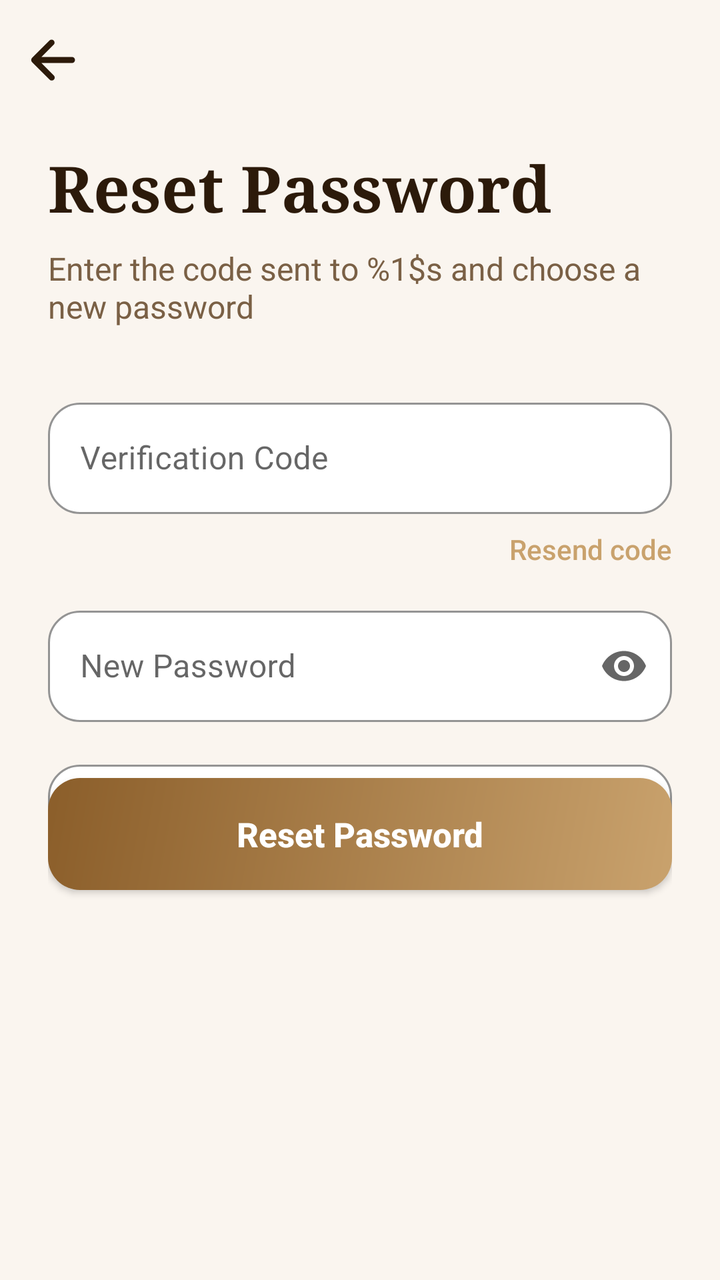
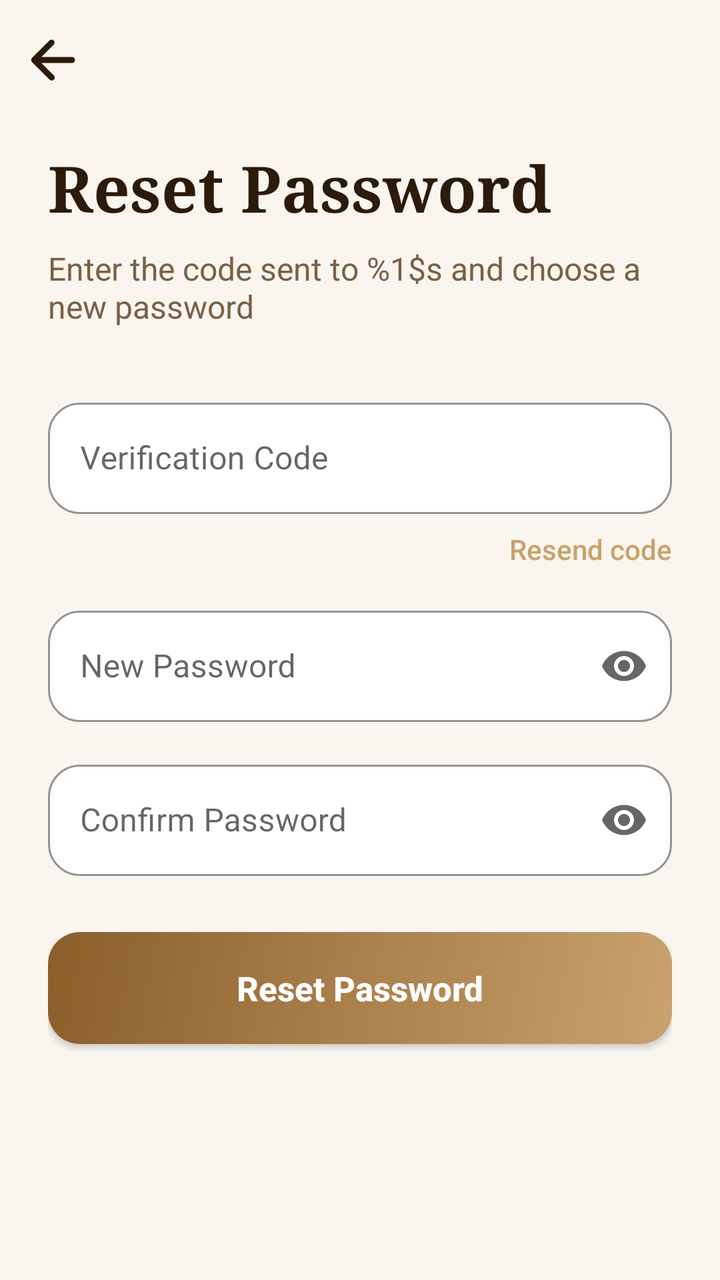

Screens rendered from an Android XML layout before and after an edit, with the pre-edit source and the edit as a unified diff.
<!-- AndroidManifest.xml: application theme Theme.Lustre -->
<!-- res/layout/activity_reset_password.xml -->
<?xml version="1.0" encoding="utf-8"?>
<androidx.constraintlayout.widget.ConstraintLayout xmlns:android="http://schemas.android.com/apk/res/android"
    android:layout_width="match_parent"
    android:layout_height="match_parent"
    android:background="@color/cream_bg"
    xmlns:app="http://schemas.android.com/apk/res-auto"
    >
    <ImageButton
        android:layout_width="36dp"
        android:layout_height="36dp"
        android:id="@+id/btn_back"
        android:background="?attr/selectableItemBackgroundBorderless"
        android:contentDescription="@string/back_to_login"
        android:src="@drawable/back_icon"
        app:layout_constraintTop_toTopOf="parent"
        app:layout_constraintStart_toStartOf="parent"
        app:tint="@color/text_dark"
        android:layout_marginTop="12dp"
        android:layout_marginStart="6dp"
        />
    <androidx.constraintlayout.widget.ConstraintLayout
        android:layout_width="match_parent"
        android:layout_height="match_parent"
        app:layout_constraintTop_toBottomOf="@id/btn_back"
        android:padding="24dp"
        >
        <TextView
            android:layout_width="wrap_content"
            android:layout_height="wrap_content"
            android:id="@+id/tv_title"
            android:layout_marginTop="48dp"
            android:fontFamily="serif"
            android:text="@string/reset_password_button"
            android:textColor="@color/text_dark"
            android:textSize="32sp"
            android:textStyle="bold"
            app:layout_constraintStart_toStartOf="parent"
            app:layout_constraintTop_toTopOf="parent"
            />
        <TextView
            android:layout_width="0dp"
            android:layout_height="wrap_content"
            android:id="@+id/tv_subtitle"
            android:layout_marginTop="8dp"
            android:fontFamily="sans-serif"
            android:text="@string/reset_subtitle"
            android:textColor="@color/text_medium"
            android:textSize="16sp"
            app:layout_constraintStart_toStartOf="parent"
            app:layout_constraintEnd_toEndOf="parent"
            app:layout_constraintTop_toBottomOf="@id/tv_title"
            />
        <com.google.android.material.textfield.TextInputLayout
            android:layout_width="match_parent"
            android:layout_height="wrap_content"
            style="@style/Widget.MaterialComponents.TextInputLayout.OutlinedBox"
            android:id="@+id/til_otp"
            android:layout_marginTop="32dp"
            android:hint="@string/verification_code"
            app:boxBackgroundColor="@color/white"
            app:boxCornerRadiusBottomEnd="16dp"
            app:boxCornerRadiusBottomStart="16dp"
            app:boxCornerRadiusTopEnd="16dp"
            app:boxCornerRadiusTopStart="16dp"
            app:boxStrokeColor="@color/gold_main"
            app:hintTextColor="@color/gold_main"
            app:layout_constraintTop_toBottomOf="@id/tv_subtitle"
            >
        <com.google.android.material.textfield.TextInputEditText
            android:layout_width="match_parent"
            android:layout_height="wrap_content"
            android:id="@+id/et_otp"
            android:inputType="number"
            android:maxLength="6"
            android:textColor="@color/text_dark"
            android:textColorHint="@color/text_light"
            />
        </com.google.android.material.textfield.TextInputLayout>

        <TextView
            android:layout_width="wrap_content"
            android:layout_height="wrap_content"
            android:id="@+id/tv_resend_code"
            android:layout_marginTop="8dp"
            android:fontFamily="sans-serif-medium"
            android:text="@string/resend_code"
            android:textColor="@color/gold_main"
            app:layout_constraintEnd_toEndOf="parent"
            app:layout_constraintTop_toBottomOf="@id/til_otp"
            />
       <com.google.android.material.textfield.TextInputLayout
           android:layout_width="match_parent"
           android:layout_height="wrap_content"
           android:id="@+id/til_new_password"
           style="@style/Widget.MaterialComponents.TextInputLayout.OutlinedBox"
           android:layout_marginTop="16dp"
           app:layout_constraintTop_toBottomOf="@id/tv_resend_code"
           android:hint="@string/new_psd"
           app:boxBackgroundColor="@color/white"
           app:boxCornerRadiusTopStart="16dp"
           app:boxCornerRadiusTopEnd="16dp"
           app:boxCornerRadiusBottomStart="16dp"
           app:boxCornerRadiusBottomEnd="16dp"
           app:boxStrokeColor="@color/gold_main"
           app:endIconMode="password_toggle"
           app:hintTextColor="@color/gold_main"
           >
        <com.google.android.material.textfield.TextInputEditText
            android:layout_width="match_parent"
            android:layout_height="wrap_content"
            android:id="@+id/et_new_password"
            android:inputType="textPassword"
            android:textColor="@color/text_dark"
            android:textColorHint="@color/text_light"/>

       </com.google.android.material.textfield.TextInputLayout>
        <com.google.android.material.textfield.TextInputLayout
            android:layout_width="match_parent"
            android:layout_height="wrap_content"
            android:id="@+id/til_confirm_password"
            style="@style/Widget.MaterialComponents.TextInputLayout.OutlinedBox"
            android:layout_marginTop="16dp"
            app:layout_constraintTop_toBottomOf="@id/til_new_password"
            android:hint="@string/confirm_psd"
            app:boxBackgroundColor="@color/white"
            app:boxCornerRadiusTopStart="16dp"
            app:boxCornerRadiusTopEnd="16dp"
            app:boxCornerRadiusBottomStart="16dp"
            app:boxCornerRadiusBottomEnd="16dp"
            app:boxStrokeColor="@color/gold_main"
            app:endIconMode="password_toggle"
            app:hintTextColor="@color/gold_main"
            >
            <com.google.android.material.textfield.TextInputEditText
                android:layout_width="match_parent"
                android:layout_height="wrap_content"
                android:id="@+id/et_confirm_password"
                android:inputType="textPassword"
                android:textColor="@color/text_dark"
                android:textColorHint="@color/text_light"/>
            />
        </com.google.android.material.textfield.TextInputLayout>

        <Button
            android:id="@+id/btn_reset_password"
            android:layout_width="match_parent"
            android:layout_height="56dp"
            android:layout_marginTop="28dp"
            android:background="@drawable/bg_button_gold"
            android:fontFamily="sans-serif-medium"
            android:text="@string/reset_password_button"
            android:textAllCaps="false"
            android:textColor="@color/white"
            android:textSize="17sp"
            app:layout_constraintTop_toBottomOf="@id/til_new_password"
            android:textStyle="bold"
            />

    </androidx.constraintlayout.widget.ConstraintLayout>

</androidx.constraintlayout.widget.ConstraintLayout>
<!-- resources referenced by this layout -->
<resources>
  <color name="cream_bg">#FAF5EF</color>
  <color name="gold_main">#C9A26D</color>
  <color name="text_dark">#2C1A0A</color>
  <color name="text_light">#9B8060</color>
  <color name="text_medium">#7A6045</color>
  <color name="white">#FFFFFF</color>
  <!-- drawable back_icon (drawable) -->
  <?xml version="1.0" encoding="utf-8"?>
  <vector xmlns:android="http://schemas.android.com/apk/res/android"
      android:width="36dp"
      android:height="36dp"
      android:viewportWidth="24"
      android:viewportHeight="24">
  
      <path
          android:fillColor="@color/gold_main"
          android:pathData="M13.9,5.5a1,1 0,0 1,0 1.41L9.81,11H20a1,1 0,1 1,0 2H9.81l4.09,4.09a1,1 0,1 1,-1.41 1.41l-5.8,-5.8a1,1 0,0 1,0 -1.41l5.8,-5.8a1,1 0,0 1,1.41,0z"/>
  </vector>
  <!-- drawable bg_button_gold (drawable) -->
  <?xml version="1.0" encoding="utf-8"?>
  <shape xmlns:android="http://schemas.android.com/apk/res/android"
      android:shape="rectangle">
      <corners android:radius="16dp" />
      <gradient
          android:type="linear"
          android:angle="135"
          android:startColor="#C9A26D"
          android:endColor="#8B5E2A" />
  </shape>
  <string name="back_to_login">Back to Login</string>
  <string name="confirm_psd">Confirm Password</string>
  <string name="new_psd">New Password</string>
  <string name="resend_code">Resend code</string>
  <string name="reset_password_button">Reset Password</string>
  <string name="reset_subtitle">Enter the code sent to %1$s and choose a new password</string>
  <string name="verification_code">Verification Code</string>
  <style name="Theme.Lustre" parent="Theme.MaterialComponents.Light.NoActionBar">
          <item name="colorPrimary">@color/gold_light</item>
          <item name="colorPrimaryVariant">@color/gold_dark</item>
          <item name="colorOnPrimary">@color/white</item>
          <item name="colorSecondary">@color/gold_dark</item>
          <item name="colorSecondaryVariant">@color/gold_darker</item>
          <item name="colorOnSecondary">@color/white</item>
          <item name="android:colorBackground">@color/cream_bg</item>
          <item name="android:statusBarColor">@color/gold_dark</item>
          <item name="android:navigationBarColor">@color/white</item>
          <item name="android:windowBackground">@color/cream_bg</item>
          <item name="android:fontFamily">sans-serif</item>
      </style>
  <color name="gold_light">#C9A26D</color>
  <color name="gold_dark">#8B5E2A</color>
  <color name="gold_darker">#5C3010</color>
</resources>

<!-- the commit's change to res/layout/activity_reset_password.xml (unified diff, before → after) -->
@@ -138,7 +138,6 @@
                 android:inputType="textPassword"
                 android:textColor="@color/text_dark"
                 android:textColorHint="@color/text_light"/>
-            />
         </com.google.android.material.textfield.TextInputLayout>
 
         <Button
@@ -152,7 +151,7 @@
             android:textAllCaps="false"
             android:textColor="@color/white"
             android:textSize="17sp"
-            app:layout_constraintTop_toBottomOf="@id/til_new_password"
+            app:layout_constraintTop_toBottomOf="@id/til_confirm_password"
             android:textStyle="bold"
             />
 
